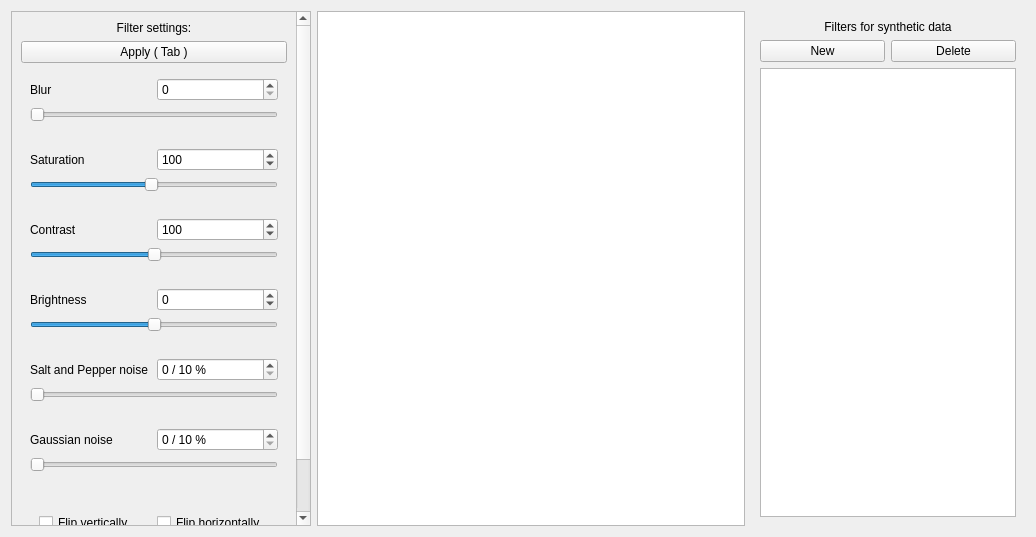
Qt form src/app/ui/SyntheticFiltersEditor.ui (denis-fekete/cbglib_dataset_editor) before a commit.
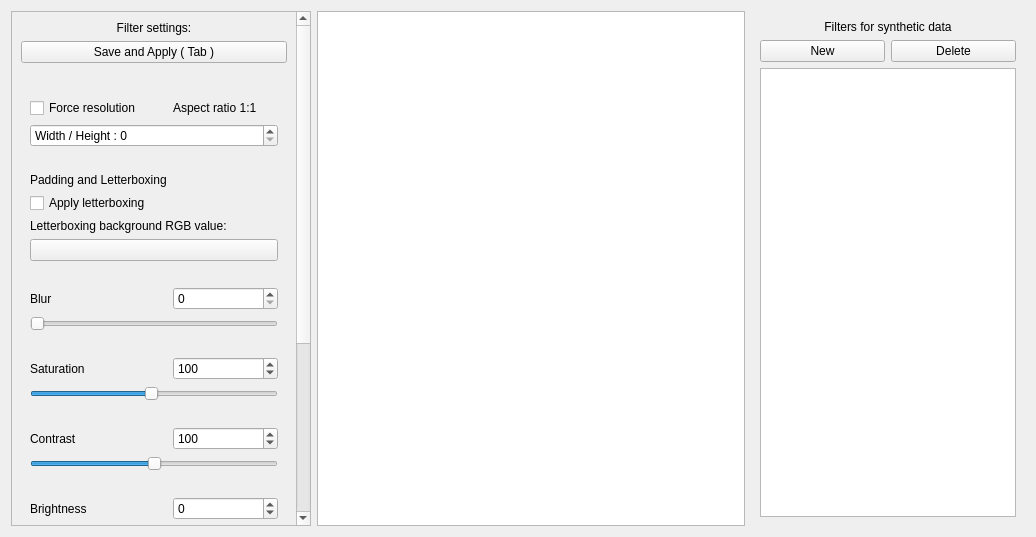
The same form after that commit. Custom widgets are drawn as their Qt base class.

Commit message: feat: parallelize exporting, move importing to another thread, add resizing for filters, small error fixes

```diff
--- a/src/app/ui/SyntheticFiltersEditor.ui
+++ b/src/app/ui/SyntheticFiltersEditor.ui
@@ -35,13 +35,20 @@
       <property name="geometry">
        <rect>
         <x>0</x>
-        <y>-115</y>
+        <y>0</y>
         <width>286</width>
-        <height>668</height>
+        <height>902</height>
        </rect>
       </property>
       <layout class="QGridLayout" name="gridLayout">
-       <item row="2" column="0">
+       <item row="1" column="0">
+        <widget class="QPushButton" name="applyFiltersButton">
+         <property name="text">
+          <string>Save and Apply ( Tab )</string>
+         </property>
+        </widget>
+       </item>
+       <item row="4" column="0">
         <widget class="QWidget" name="filterSettingsWidget" native="true">
          <property name="sizePolicy">
           <sizepolicy hsizetype="Preferred" vsizetype="Expanding">
@@ -62,131 +69,254 @@
           </size>
          </property>
          <layout class="QGridLayout" name="gridLayout_2" columnstretch="0,0">
-          <item row="18" column="0" colspan="2">
-           <spacer name="horizontalSpacer_6">
-            <property name="orientation">
-             <enum>Qt::Orientation::Horizontal</enum>
+          <item row="24" column="0">
+           <widget class="QLabel" name="brightnessLabel">
+            <property name="text">
+             <string>Brightness</string>
             </property>
-            <property name="sizeHint" stdset="0">
-             <size>
-              <width>40</width>
-              <height>20</height>
-             </size>
-            </property>
-           </spacer>
-          </item>
-          <item row="16" column="1">
-           <widget class="QSpinBox" name="gaussianSpinBox">
-            <property name="suffix">
-             <string> / 10 %</string>
-            </property>
-            <property name="maximum">
-             <number>1000</number>
-            </property>
            </widget>
           </item>
-          <item row="1" column="1">
-           <widget class="QSpinBox" name="blurSpinBox">
-            <property name="maximum">
-             <number>100</number>
-            </property>
-            <property name="singleStep">
-             <number>2</number>
-            </property>
-           </widget>
-          </item>
-          <item row="6" column="0" colspan="2">
-           <spacer name="horizontalSpacer_2">
-            <property name="orientation">
-             <enum>Qt::Orientation::Horizontal</enum>
-            </property>
-            <property name="sizeHint" stdset="0">
-             <size>
-              <width>40</width>
-              <height>20</height>
-             </size>
-            </property>
-           </spacer>
-          </item>
-          <item row="5" column="0" colspan="2">
-           <widget class="QSlider" name="saturationSlider">
+          <item row="25" column="0" colspan="2">
+           <widget class="QSlider" name="brightnessSlider">
             <property name="minimum">
+             <number>-50</number>
+            </property>
+            <property name="maximum">
              <number>50</number>
             </property>
-            <property name="maximum">
-             <number>150</number>
-            </property>
-            <property name="value">
-             <number>99</number>
-            </property>
             <property name="orientation">
              <enum>Qt::Orientation::Horizontal</enum>
             </property>
-            <property name="tickPosition">
-             <enum>QSlider::TickPosition::NoTicks</enum>
-            </property>
            </widget>
           </item>
-          <item row="13" column="1">
-           <widget class="QSpinBox" name="sapSpinBox">
-            <property name="suffix">
-             <string> / 10 %</string>
-            </property>
-            <property name="maximum">
-             <number>1000</number>
-            </property>
-           </widget>
-          </item>
-          <item row="13" column="0">
+          <item row="27" column="0">
            <widget class="QLabel" name="sapLabel">
             <property name="text">
              <string>Salt and Pepper noise</string>
             </property>
            </widget>
           </item>
+          <item row="20" column="0" colspan="2">
+           <spacer name="horizontalSpacer_2">
+            <property name="orientation">
+             <enum>Qt::Orientation::Horizontal</enum>
+            </property>
+            <property name="sizeHint" stdset="0">
+             <size>
+              <width>40</width>
+              <height>20</height>
+             </size>
+            </property>
+           </spacer>
+          </item>
+          <item row="9" column="0" colspan="2">
+           <widget class="QLabel" name="letterboxingPaddingLabel">
+            <property name="text">
+             <string>Letterboxing background RGB value:</string>
+            </property>
+           </widget>
+          </item>
+          <item row="29" column="0" colspan="2">
+           <spacer name="horizontalSpacer_5">
+            <property name="orientation">
+             <enum>Qt::Orientation::Horizontal</enum>
+            </property>
+            <property name="sizeHint" stdset="0">
+             <size>
+              <width>40</width>
+              <height>20</height>
+             </size>
+            </property>
+           </spacer>
+          </item>
+          <item row="18" column="0">
+           <widget class="QLabel" name="saturationLabel">
+            <property name="text">
+             <string>Saturation</string>
+            </property>
+           </widget>
+          </item>
+          <item row="8" column="0">
+           <widget class="QCheckBox" name="applyLetterBoxingCheckBox">
+            <property name="text">
+             <string>Apply letterboxing</string>
+            </property>
+           </widget>
+          </item>
+          <item row="34" column="0" colspan="2">
+           <spacer name="horizontalSpacer_7">
+            <property name="orientation">
+             <enum>Qt::Orientation::Horizontal</enum>
+            </property>
+            <property name="sizeHint" stdset="0">
+             <size>
+              <width>40</width>
+              <height>20</height>
+             </size>
+            </property>
+           </spacer>
+          </item>
+          <item row="14" column="1">
+           <widget class="QSpinBox" name="blurSpinBox">
+            <property name="maximum">
+             <number>100</number>
+            </property>
+            <property name="singleStep">
+             <number>3</number>
+            </property>
+           </widget>
+          </item>
           <item row="17" column="0" colspan="2">
-           <widget class="QSlider" name="gaussianSlider">
+           <spacer name="horizontalSpacer">
+            <property name="orientation">
+             <enum>Qt::Orientation::Horizontal</enum>
+            </property>
+            <property name="sizeHint" stdset="0">
+             <size>
+              <width>40</width>
+              <height>20</height>
+             </size>
+            </property>
+           </spacer>
+          </item>
+          <item row="30" column="1">
+           <widget class="QSpinBox" name="gaussianSpinBox">
+            <property name="suffix">
+             <string> / 10 %</string>
+            </property>
             <property name="maximum">
              <number>1000</number>
             </property>
-            <property name="orientation">
-             <enum>Qt::Orientation::Horizontal</enum>
-            </property>
            </widget>
           </item>
-          <item row="8" column="0" colspan="2">
-           <widget class="QSlider" name="contrastSlider">
-            <property name="minimum">
-             <number>50</number>
-            </property>
-            <property name="maximum">
-             <number>150</number>
-            </property>
-            <property name="value">
-             <number>100</number>
-            </property>
-            <property name="orientation">
-             <enum>Qt::Orientation::Horizontal</enum>
-            </property>
-            <property name="tickPosition">
-             <enum>QSlider::TickPosition::NoTicks</enum>
-            </property>
-           </widget>
-          </item>
-          <item row="11" column="0" colspan="2">
-           <widget class="QSlider" name="brightnessSlider">
+          <item row="24" column="1">
+           <widget class="QSpinBox" name="brightnessSpinBox">
             <property name="minimum">
              <number>-50</number>
             </property>
             <property name="maximum">
              <number>50</number>
             </property>
-            <property name="orientation">
-             <enum>Qt::Orientation::Horizontal</enum>
-            </property>
            </widget>
           </item>
           <item row="19" column="0" colspan="2">
+           <widget class="QSlider" name="saturationSlider">
+            <property name="minimum">
+             <number>50</number>
+            </property>
+            <property name="maximum">
+             <number>150</number>
+            </property>
+            <property name="value">
+             <number>99</number>
+            </property>
+            <property name="orientation">
+             <enum>Qt::Orientation::Horizontal</enum>
+            </property>
+            <property name="tickPosition">
+             <enum>QSlider::TickPosition::NoTicks</enum>
+            </property>
+           </widget>
+          </item>
+          <item row="22" column="0" colspan="2">
+           <widget class="QSlider" name="contrastSlider">
+            <property name="minimum">
+             <number>50</number>
+            </property>
+            <property name="maximum">
+             <number>150</number>
+            </property>
+            <property name="value">
+             <number>100</number>
+            </property>
+            <property name="orientation">
+             <enum>Qt::Orientation::Horizontal</enum>
+            </property>
+            <property name="tickPosition">
+             <enum>QSlider::TickPosition::NoTicks</enum>
+            </property>
+           </widget>
+          </item>
+          <item row="10" column="0" colspan="2">
+           <widget class="ColorPicker" name="paddingColorPicker">
+            <property name="text">
+             <string/>
+            </property>
+           </widget>
+          </item>
+          <item row="13" column="0" colspan="2">
+           <spacer name="horizontalSpacer_9">
+            <property name="orientation">
+             <enum>Qt::Orientation::Horizontal</enum>
+            </property>
+            <property name="sizeHint" stdset="0">
+             <size>
+              <width>40</width>
+              <height>20</height>
+             </size>
+            </property>
+           </spacer>
+          </item>
+          <item row="32" column="0" colspan="2">
+           <spacer name="horizontalSpacer_6">
+            <property name="orientation">
+             <enum>Qt::Orientation::Horizontal</enum>
+            </property>
+            <property name="sizeHint" stdset="0">
+             <size>
+              <width>40</width>
+              <height>20</height>
+             </size>
+            </property>
+           </spacer>
+          </item>
+          <item row="21" column="1">
+           <widget class="QSpinBox" name="contrastSpinBox">
+            <property name="minimum">
+             <number>50</number>
+            </property>
+            <property name="maximum">
+             <number>150</number>
+            </property>
+            <property name="value">
+             <number>100</number>
+            </property>
+           </widget>
+          </item>
+          <item row="14" column="0">
+           <widget class="QLabel" name="blurLabel">
+            <property name="text">
+             <string>Blur</string>
+            </property>
+           </widget>
+          </item>
+          <item row="26" column="0" colspan="2">
+           <spacer name="horizontalSpacer_4">
+            <property name="orientation">
+             <enum>Qt::Orientation::Horizontal</enum>
+            </property>
+            <property name="sizeHint" stdset="0">
+             <size>
+              <width>40</width>
+              <height>20</height>
+             </size>
+            </property>
+           </spacer>
+          </item>
+          <item row="18" column="1">
+           <widget class="QSpinBox" name="saturationSpinBox">
+            <property name="minimum">
+             <number>50</number>
+            </property>
+            <property name="maximum">
+             <number>150</number>
+            </property>
+            <property name="value">
+             <number>100</number>
+            </property>
+           </widget>
+          </item>
+          <item row="33" column="0" colspan="2">
            <widget class="QWidget" name="flipWidget" native="true">
             <property name="minimumSize">
              <size>
@@ -212,128 +342,82 @@
             </layout>
            </widget>
           </item>
-          <item row="20" column="0" colspan="2">
-           <spacer name="horizontalSpacer_7">
-            <property name="orientation">
-             <enum>Qt::Orientation::Horizontal</enum>
-            </property>
-            <property name="sizeHint" stdset="0">
-             <size>
-              <width>40</width>
-              <height>20</height>
-             </size>
-            </property>
-           </spacer>
-          </item>
-          <item row="15" column="0" colspan="2">
-           <spacer name="horizontalSpacer_5">
-            <property name="orientation">
-             <enum>Qt::Orientation::Horizontal</enum>
-            </property>
-            <property name="sizeHint" stdset="0">
-             <size>
-              <width>40</width>
-              <height>20</height>
-             </size>
-            </property>
-           </spacer>
-          </item>
-          <item row="4" column="0">
-           <widget class="QLabel" name="saturationLabel">
-            <property name="text">
-             <string>Saturation</string>
-            </property>
-           </widget>
-          </item>
           <item row="1" column="0">
-           <widget class="QLabel" name="blurLabel">
+           <widget class="QCheckBox" name="forceResolutionCheckBox">
             <property name="text">
-             <string>Blur</string>
+             <string>Force resolution</string>
             </property>
            </widget>
           </item>
-          <item row="16" column="0">
+          <item row="4" column="0">
+           <widget class="QLabel" name="letterboxingLabel">
+            <property name="text">
+             <string>Padding and Letterboxing</string>
+            </property>
+           </widget>
+          </item>
+          <item row="16" column="0" colspan="2">
+           <widget class="QSlider" name="blurSlider">
+            <property name="maximum">
+             <number>100</number>
+            </property>
+            <property name="singleStep">
+             <number>2</number>
+            </property>
+            <property name="orientation">
+             <enum>Qt::Orientation::Horizontal</enum>
+            </property>
+           </widget>
+          </item>
+          <item row="3" column="0" colspan="2">
+           <spacer name="horizontalSpacer_10">
+            <property name="orientation">
+             <enum>Qt::Orientation::Horizontal</enum>
+            </property>
+            <property name="sizeHint" stdset="0">
+             <size>
+              <width>40</width>
+              <height>20</height>
+             </size>
+            </property>
+           </spacer>
+          </item>
+          <item row="28" column="0" colspan="2">
+           <widget class="QSlider" name="sapSlider">
+            <property name="maximum">
+             <number>1000</number>
+            </property>
+            <property name="orientation">
+             <enum>Qt::Orientation::Horizontal</enum>
+            </property>
+           </widget>
+          </item>
+          <item row="30" column="0">
            <widget class="QLabel" name="gaussianLabel">
             <property name="text">
              <string>Gaussian noise</string>
             </property>
            </widget>
           </item>
-          <item row="12" column="0" colspan="2">
-           <spacer name="horizontalSpacer_4">
-            <property name="orientation">
-             <enum>Qt::Orientation::Horizontal</enum>
-            </property>
-            <property name="sizeHint" stdset="0">
-             <size>
-              <width>40</width>
-              <height>20</height>
-             </size>
-            </property>
-           </spacer>
-          </item>
-          <item row="14" column="0" colspan="2">
-           <widget class="QSlider" name="sapSlider">
-            <property name="maximum">
-             <number>1000</number>
-            </property>
-            <property name="orientation">
-             <enum>Qt::Orientation::Horizontal</enum>
-            </property>
-           </widget>
-          </item>
-          <item row="9" column="0" colspan="2">
-           <spacer name="horizontalSpacer_3">
-            <property name="orientation">
-             <enum>Qt::Orientation::Horizontal</enum>
-            </property>
-            <property name="sizeHint" stdset="0">
-             <size>
-              <width>40</width>
-              <height>20</height>
-             </size>
-            </property>
-           </spacer>
-          </item>
-          <item row="10" column="1">
-           <widget class="QSpinBox" name="brightnessSpinBox">
-            <property name="minimum">
-             <number>-50</number>
-            </property>
-            <property name="maximum">
-             <number>50</number>
-            </property>
-           </widget>
-          </item>
-          <item row="7" column="1">
-           <widget class="QSpinBox" name="contrastSpinBox">
-            <property name="minimum">
-             <number>50</number>
-            </property>
-            <property name="maximum">
-             <number>150</number>
-            </property>
-            <property name="value">
-             <number>100</number>
-            </property>
-           </widget>
-          </item>
-          <item row="7" column="0">
+          <item row="21" column="0">
            <widget class="QLabel" name="contrastLabel">
             <property name="text">
              <string>Contrast</string>
             </property>
            </widget>
           </item>
-          <item row="10" column="0">
-           <widget class="QLabel" name="brightnessLabel">
-            <property name="text">
-             <string>Brightness</string>
+          <item row="27" column="1">
+           <widget class="QSpinBox" name="sapSpinBox">
+            <property name="suffix">
+             <string> / 10 %</string>
+            </property>
+            <property name="maximum">
+             <number>1000</number>
             </property>
            </widget>
           </item>
-          <item row="3" column="0" colspan="2">
-           <spacer name="horizontalSpacer">
+          <item row="23" column="0" colspan="2">
+           <spacer name="horizontalSpacer_3">
             <property name="orientation">
              <enum>Qt::Orientation::Horizontal</enum>
             </property>
@@ -345,29 +429,30 @@
             </property>
            </spacer>
           </item>
-          <item row="4" column="1">
-           <widget class="QSpinBox" name="saturationSpinBox">
-            <property name="minimum">
-             <number>50</number>
-            </property>
+          <item row="31" column="0" colspan="2">
+           <widget class="QSlider" name="gaussianSlider">
             <property name="maximum">
-             <number>150</number>
+             <number>1000</number>
             </property>
-            <property name="value">
-             <number>100</number>
+            <property name="orientation">
+             <enum>Qt::Orientation::Horizontal</enum>
             </property>
            </widget>
           </item>
           <item row="2" column="0" colspan="2">
-           <widget class="QSlider" name="blurSlider">
+           <widget class="QSpinBox" name="resolutionSpinBox">
+            <property name="prefix">
+             <string>Width / Height : </string>
+            </property>
             <property name="maximum">
-             <number>100</number>
+             <number>20000</number>
             </property>
-            <property name="singleStep">
-             <number>2</number>
-            </property>
-            <property name="orientation">
-             <enum>Qt::Orientation::Horizontal</enum>
+           </widget>
+          </item>
+          <item row="1" column="1">
+           <widget class="QLabel" name="aspectRatioLabel">
+            <property name="text">
+             <string>Aspect ratio 1:1</string>
             </property>
            </widget>
           </item>
@@ -390,12 +475,18 @@
          </property>
         </widget>
        </item>
-       <item row="1" column="0">
-        <widget class="QPushButton" name="applyFiltersButton">
-         <property name="text">
-          <string>Apply ( Tab )</string>
+       <item row="3" column="0">
+        <spacer name="horizontalSpacer_8">
+         <property name="orientation">
+          <enum>Qt::Orientation::Horizontal</enum>
          </property>
-        </widget>
+         <property name="sizeHint" stdset="0">
+          <size>
+           <width>40</width>
+           <height>20</height>
+          </size>
+         </property>
+        </spacer>
        </item>
       </layout>
      </widget>
@@ -494,6 +585,11 @@
    <extends>QTreeView</extends>
    <header>app.widgets.FilterPresetTreeView</header>
   </customwidget>
+  <customwidget>
+   <class>ColorPicker</class>
+   <extends>QPushButton</extends>
+   <header>app.widgets.ColorPicker</header>
+  </customwidget>
  </customwidgets>
  <resources/>
  <connections/>
```
The commit also changes 21 other files.
